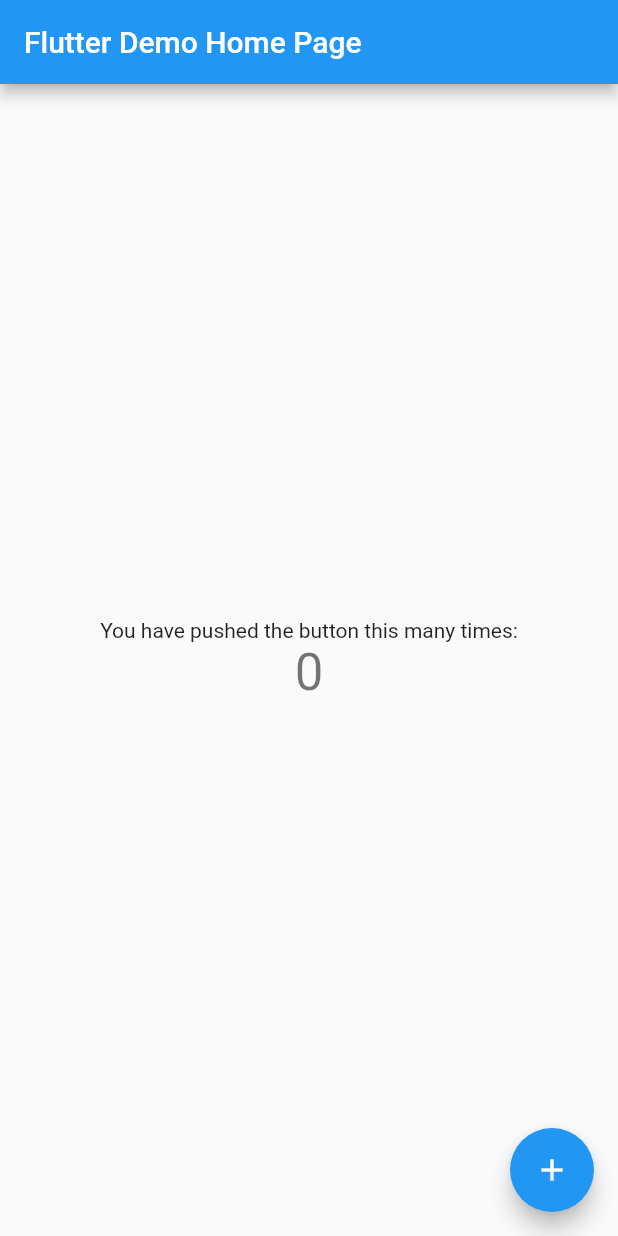
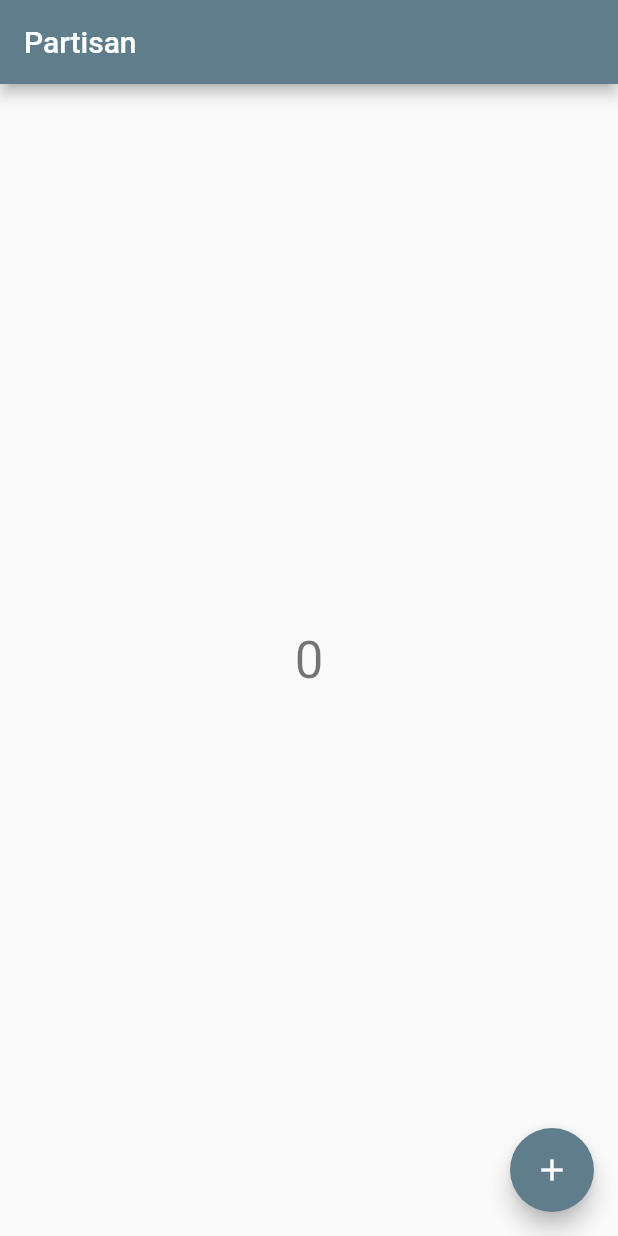
Before and after one commit to Dimaryst/partisanMessenger, a Flutter app: the screen it shows after launch, on a phone screen of 412 x 824 dp. Run offline on Flutter 3.47's test engine with Material 2 defaults, Android fonts, the phone set to English and light mode, and no system bars.

Commit message:
cosmetic edit

```diff
--- a/lib/main.dart
+++ b/lib/main.dart
@@ -20,9 +20,9 @@
         // or simply save your changes to "hot reload" in a Flutter IDE).
         // Notice that the counter didn't reset back to zero; the application
         // is not restarted.
-        primarySwatch: Colors.blue,
+        primarySwatch: Colors.blueGrey,
       ),
-      home: MyHomePage(title: 'Flutter Demo Home Page'),
+      home: MyHomePage(title: 'Partisan'),
     );
   }
 }
@@ -93,9 +93,9 @@
           // horizontal).
           mainAxisAlignment: MainAxisAlignment.center,
           children: <Widget>[
-            Text(
-              'You have pushed the button this many times:',
-            ),
+            // Text(
+            //   'You have pushed the button this many times:',
+            // ),
             Text(
               '$_counter',
               style: Theme.of(context).textTheme.headline4,
```
